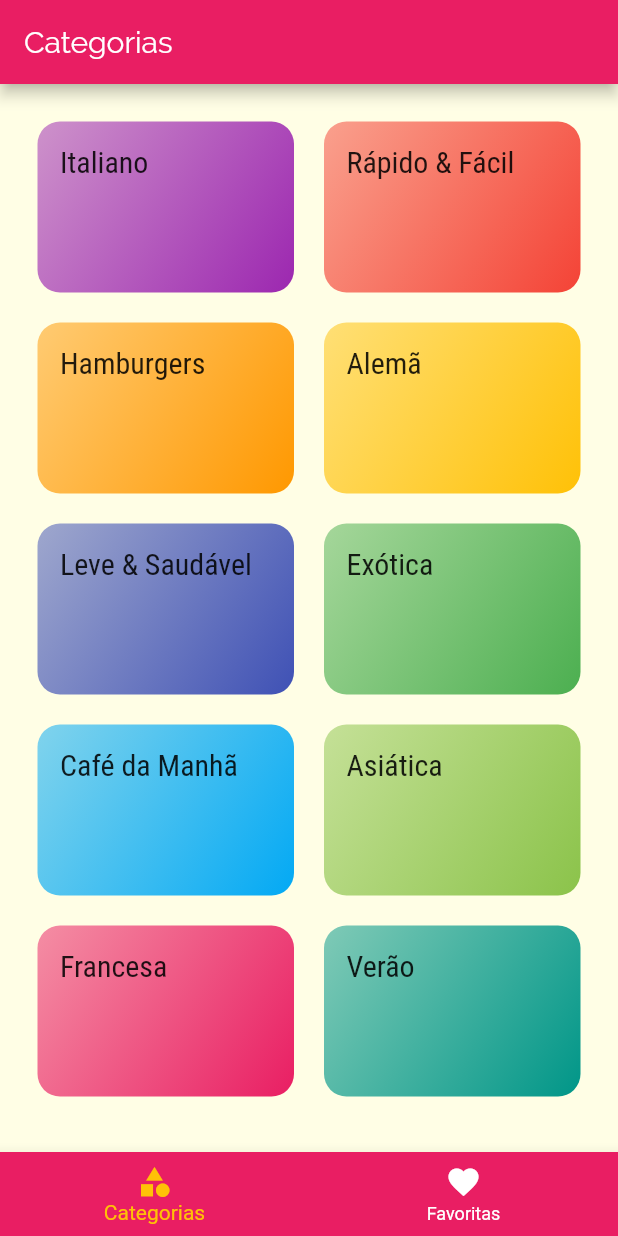
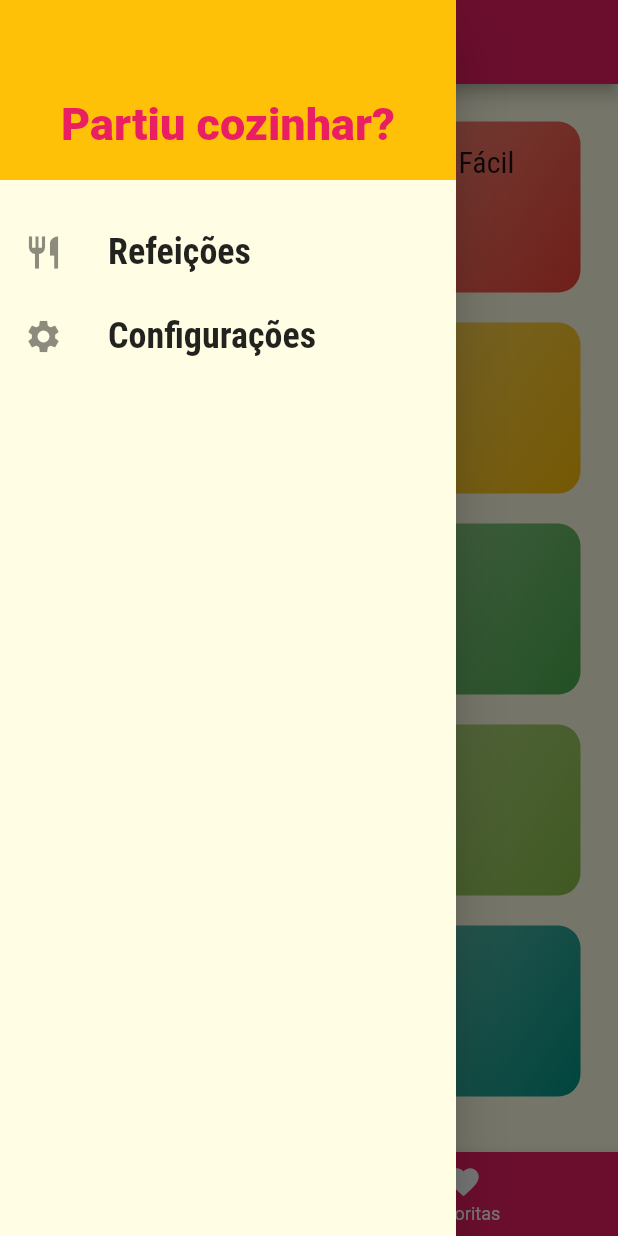
Before and after one commit to joaovictorneto/meals, a Flutter app: the screen it shows after launch, with the side drawer open (before the commit the screen has no drawer), on a phone screen of 412 x 824 dp. Run offline on Flutter 3.47's test engine with Material 2 defaults, Android fonts, the phone set to English and light mode, and no system bars.

Commit message:
189. Adicionar Drawer Personalizado

```diff
--- /dev/null
+++ b/lib/components/main_drawer.dart
@@ -0,0 +1,45 @@
+import 'package:flutter/material.dart';
+
+class MainDrawer extends StatelessWidget {
+  Widget _criarItem(IconData icon, String label) {
+    return ListTile(
+      leading: Icon(icon, size: 26),
+      title: Text(
+        label,
+        style: TextStyle(
+            fontFamily: 'RobotoCondensed',
+            fontSize: 24,
+            fontWeight: FontWeight.bold),
+      ),
+      onTap: () {},
+    );
+  }
+
+  @override
+  Widget build(BuildContext context) {
+    return Drawer(
+      child: Column(
+        children: [
+          Container(
+            height: 120,
+            width: double.infinity,
+            padding: EdgeInsets.all(20),
+            color: Theme.of(context).accentColor,
+            alignment: Alignment.bottomCenter,
+            child: Text(
+              'Partiu cozinhar?',
+              style: TextStyle(
+                fontWeight: FontWeight.w900,
+                fontSize: 30,
+                color: Theme.of(context).primaryColor,
+              ),
+            ),
+          ),
+          SizedBox(height: 20),
+          _criarItem(Icons.restaurant, 'Refeições'),
+          _criarItem(Icons.settings, 'Configurações')
+        ],
+      ),
+    );
+  }
+}
--- a/lib/screens/tabs_screen.dart
+++ b/lib/screens/tabs_screen.dart
@@ -1,4 +1,5 @@
 import 'package:flutter/material.dart';
+import 'package:meals/components/main_drawer.dart';
 import 'package:meals/screens/categories_screen.dart';
 import 'package:meals/screens/favorite_screen.dart';
 
@@ -26,6 +27,7 @@ class _TabsScreenState extends State<TabsScreen> {
       appBar: AppBar(
         title: Text(_telas[_indiceTelaSelecionada]['titulo']),
       ),
+      drawer: MainDrawer(),
       body: _telas[_indiceTelaSelecionada]['tela'],
       bottomNavigationBar: BottomNavigationBar(
         onTap: _selecionarTela,
```
